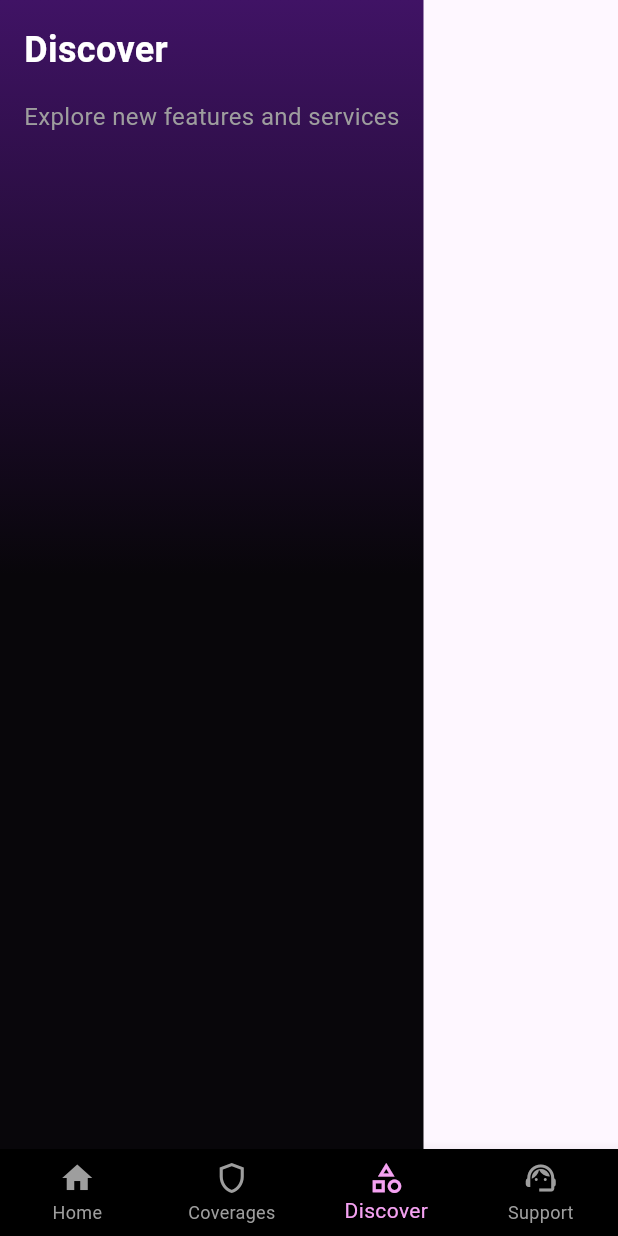
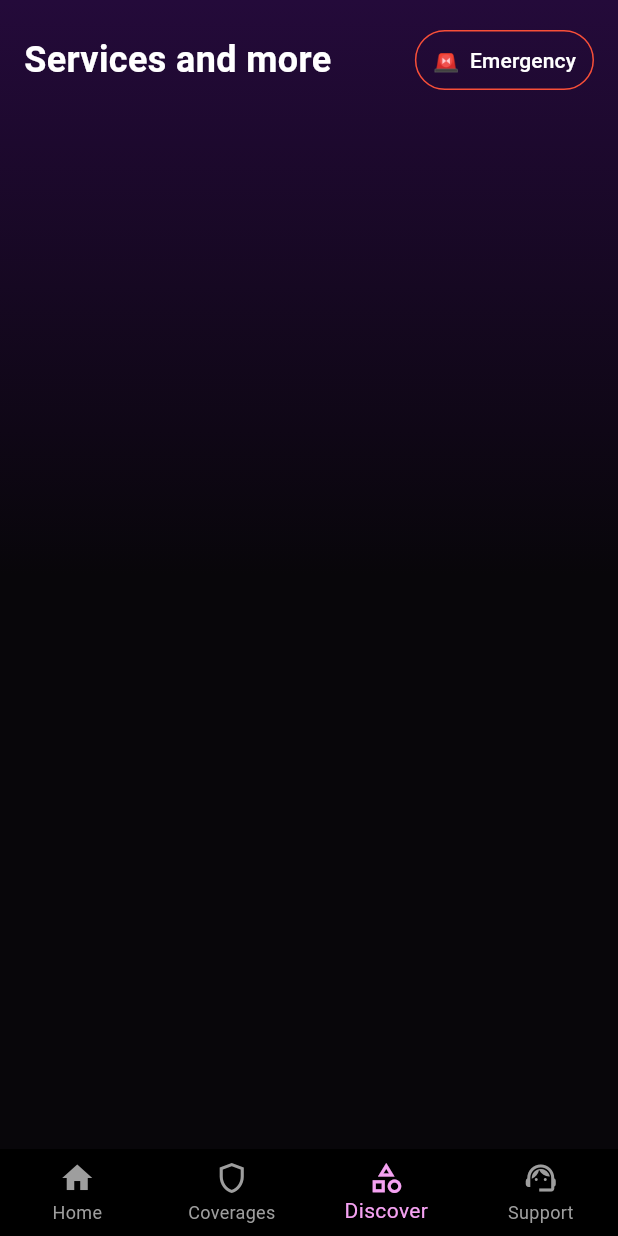
Before and after one commit to denilshaji2k/acko-clone, a Flutter app: the HomeView screen opened directly, item 3 of the bottom bar chosen, on a phone screen of 412 x 824 dp. Run offline on Flutter 3.47's test engine with Material 3 defaults, Android fonts, the phone set to English and light mode, and no system bars; our stand-ins replace flutter_svg.

```diff
--- a/lib/view/home/home_view.dart
+++ b/lib/view/home/home_view.dart
@@ -71,7 +71,7 @@ class _HomeViewState extends State<HomeView> {
 }
 
 class HomeContent extends StatelessWidget {
-  const HomeContent({Key? key}) : super(key: key);
+  const HomeContent({super.key});
 
   @override
   Widget build(BuildContext context) {
@@ -83,7 +83,7 @@ class HomeContent extends StatelessWidget {
             begin: Alignment.topCenter,
             end: Alignment.center,
             colors: [
-              Color.fromARGB(255, 64, 19, 101),
+              Color.fromARGB(255, 36, 10, 58),
               Color.fromARGB(255, 8, 6, 10),
             ],
           ),
@@ -149,7 +149,7 @@ class HomeContent extends StatelessWidget {
                         width: 395,
                         decoration: BoxDecoration(
                           borderRadius: BorderRadius.circular(10),
-                          color: const Color(0xff171717),
+                          color: const Color.fromARGB(255, 28, 1, 43),
                         ),
                         child: Column(
                           crossAxisAlignment: CrossAxisAlignment.start,
--- a/lib/view/navbar/discover_view.dart
+++ b/lib/view/navbar/discover_view.dart
@@ -6,37 +6,52 @@ class DiscoverView extends StatelessWidget {
   @override
   Widget build(BuildContext context) {
     return Container(
+      width: 450,
       decoration: const BoxDecoration(
         gradient: LinearGradient(
           begin: Alignment.topCenter,
           end: Alignment.center,
           colors: [
-            Color.fromARGB(255, 64, 19, 101),
+            Color.fromARGB(255, 36, 10, 58),
             Color.fromARGB(255, 8, 6, 10),
           ],
         ),
       ),
-      child: const SafeArea(
+      child: SafeArea(
         child: Padding(
-          padding: EdgeInsets.all(16.0),
+          padding: const EdgeInsets.all(16.0),
           child: Column(
             crossAxisAlignment: CrossAxisAlignment.start,
             children: [
-              Text(
-                'Discover',
+              Row(
+                children: [
+                  const Text(
+                    'Services and more',
                     style: TextStyle(
                       color: Colors.white,
                       fontSize: 24,
                       fontWeight: FontWeight.bold,
                     ),
                   ),
-              SizedBox(height: 16),
-              Text(
-                'Explore new features and services',
+                  const Spacer(),
+                  TextButton(
+                    style: TextButton.styleFrom(
+                      shape: RoundedRectangleBorder(
+                        borderRadius: BorderRadius.circular(20),
+                        side: const BorderSide(
+                          color: Color(0xfff84f38),
+                        ),
+                      ),
+                    ),
+                    onPressed: () {},
+                    child: const Text(
+                      '🚨  Emergency',
                       style: TextStyle(
-                  color: Colors.grey,
-                  fontSize: 16,
+                        color: Colors.white,
                       ),
+                    ),
+                  ),
+                ],
               ),
             ],
           ),
```
Also changed, not shown: lib/view/navbar/coverages_view.dart (+99 -11 lines), lib/view/navbar/support_view.dart (+24 -10 lines), assets/bill.png (added). Lines whose indentation alone changed are shown as unchanged.
